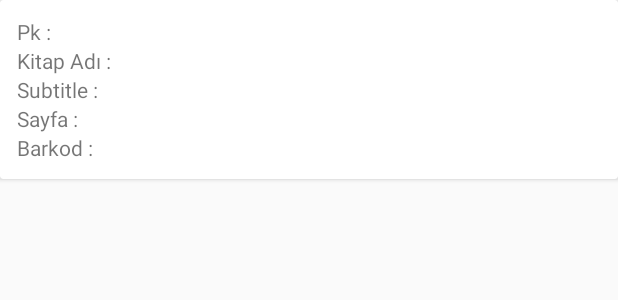
After one commit to yhinislioglu/test, an Android app: the layout recycler_mybook_item.xml on its own in the app's theme, with its tools: preview values and no code run, on a phone screen of 412 x 824 dp. The commit adds this screen. Shown: the top 300 px of the screen. Run offline under Robolectric (Android 15) with nearby library versions, the phone set to English and light mode, and no system bars.

Commit message:
02072019

```diff
--- /dev/null
+++ b/KitapGunlugum/app/src/main/java/com/example/kitapgunlugum/api/MyBookInfo.java
@@ -0,0 +1,6 @@
+package com.example.kitapgunlugum.api;
+
+public class MyBookInfo {
+    public String AuthToken;
+    public MyBookInfo(String AuthToken) { this.AuthToken = AuthToken; }
+}
--- a/KitapGunlugum/app/src/main/java/com/example/kitapgunlugum/api/RetrofitLoginService.java
+++ b/KitapGunlugum/app/src/main/java/com/example/kitapgunlugum/api/RetrofitLoginService.java
@@ -12,5 +12,7 @@ public interface RetrofitLoginService {
     Call<LoginResponse> loginResponseCall(@Body LoginInfo loginInfo);
     @GET("user/")
     Call<UserResponse> userResonseCall(@Header("Authorization") String token);
+    @GET("instance/")
+    Call<MyBookResponse> myBookResponseCall(@Header("Authorization") String token);
 
 }
--- /dev/null
+++ b/KitapGunlugum/app/src/main/res/layout/recycler_mybook_item.xml
@@ -0,0 +1,50 @@
+<?xml version="1.0" encoding="utf-8"?>
+<android.support.constraint.ConstraintLayout
+    xmlns:android="http://schemas.android.com/apk/res/android" android:layout_width="match_parent"
+    android:layout_height="match_parent">
+
+    <android.support.v7.widget.CardView
+        android:layout_width="match_parent"
+        android:layout_height="wrap_content">
+
+        <LinearLayout
+            android:layout_width="match_parent"
+            android:layout_height="match_parent"
+            android:layout_marginLeft="11dp"
+            android:layout_marginTop="11dp"
+            android:layout_marginRight="11dp"
+            android:layout_marginBottom="11dp"
+            android:orientation="vertical">
+
+            <TextView
+                android:id="@+id/txtPk"
+                android:layout_width="match_parent"
+                android:layout_height="wrap_content"
+                android:text="Pk : " />
+
+            <TextView
+                android:id="@+id/txtBookName"
+                android:layout_width="match_parent"
+                android:layout_height="wrap_content"
+                android:text="Kitap Adı :" />
+
+            <TextView
+                android:id="@+id/txtSubTitle"
+                android:layout_width="match_parent"
+                android:layout_height="wrap_content"
+                android:text="Subtitle : " />
+
+            <TextView
+                android:id="@+id/txtPageNumber"
+                android:layout_width="match_parent"
+                android:layout_height="wrap_content"
+                android:text="Sayfa : " />
+
+            <TextView
+                android:id="@+id/txtBarcode"
+                android:layout_width="match_parent"
+                android:layout_height="wrap_content"
+                android:text="Barkod : " />
+        </LinearLayout>
+    </android.support.v7.widget.CardView>
+</android.support.constraint.ConstraintLayout>
```
Also changed, not shown: KitapGunlugum/app/src/main/java/com/example/kitapgunlugum/MyBookActivity.java (+72 -1 lines), KitapGunlugum/app/src/main/java/com/example/kitapgunlugum/RecyclerViewMyBookAdapter.java (added, +85 -0 lines), KitapGunlugum/app/src/main/java/com/example/kitapgunlugum/api/MyBookResponse.java (added, +72 -0 lines), KitapGunlugum/app/src/main/res/layout/activity_my_book.xml (+13 -0 lines).
